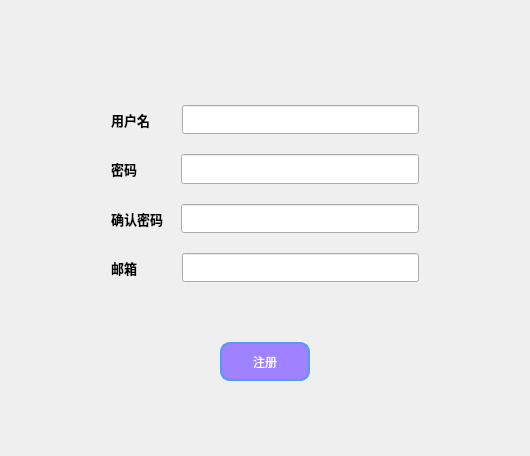
First picture: the form in InstantMessage/RegisterDialog.ui, repository TivalM/Instant-Messaging, before the edit.
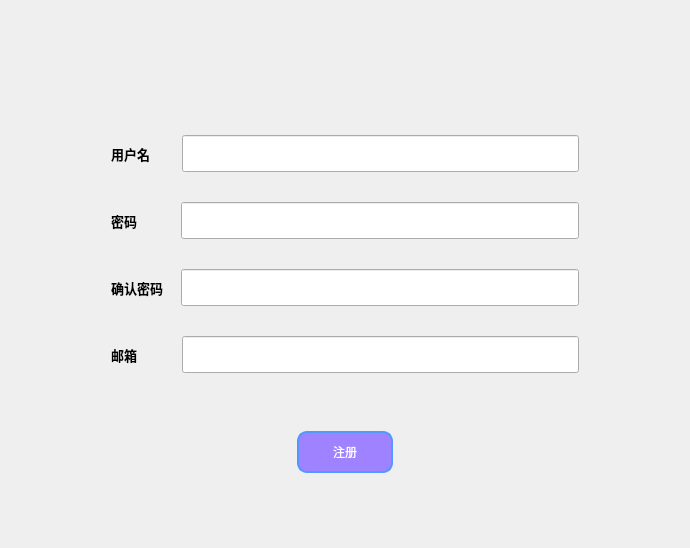
Second picture: the form after the edit.

```diff
--- a/InstantMessage/RegisterDialog.ui
+++ b/InstantMessage/RegisterDialog.ui
@@ -6,19 +6,19 @@
    <rect>
     <x>0</x>
     <y>0</y>
-    <width>530</width>
-    <height>456</height>
+    <width>690</width>
+    <height>548</height>
    </rect>
   </property>
   <property name="windowTitle">
    <string>Dialog</string>
   </property>
-  <layout class="QVBoxLayout" name="verticalLayout" stretch="1,1,1,1,1,1">
+  <layout class="QVBoxLayout" name="verticalLayout" stretch="2,2,2,2,1,2">
    <property name="spacing">
     <number>0</number>
    </property>
    <property name="topMargin">
-    <number>85</number>
+    <number>105</number>
    </property>
    <property name="bottomMargin">
     <number>75</number>
@@ -32,7 +32,7 @@
       <number>100</number>
      </property>
      <property name="topMargin">
-      <number>20</number>
+      <number>30</number>
      </property>
      <property name="rightMargin">
       <number>100</number>
@@ -66,6 +66,12 @@
          <verstretch>0</verstretch>
         </sizepolicy>
        </property>
+       <property name="font">
+        <font>
+         <family>微软雅黑</family>
+         <pointsize>12</pointsize>
+        </font>
+       </property>
       </widget>
      </item>
     </layout>
@@ -79,7 +85,7 @@
       <number>100</number>
      </property>
      <property name="topMargin">
-      <number>20</number>
+      <number>30</number>
      </property>
      <property name="rightMargin">
       <number>100</number>
@@ -113,6 +119,12 @@
          <verstretch>0</verstretch>
         </sizepolicy>
        </property>
+       <property name="font">
+        <font>
+         <family>微软雅黑</family>
+         <pointsize>12</pointsize>
+        </font>
+       </property>
       </widget>
      </item>
     </layout>
@@ -126,7 +138,7 @@
       <number>100</number>
      </property>
      <property name="topMargin">
-      <number>20</number>
+      <number>30</number>
      </property>
      <property name="rightMargin">
       <number>100</number>
@@ -160,6 +172,12 @@
          <verstretch>0</verstretch>
         </sizepolicy>
        </property>
+       <property name="font">
+        <font>
+         <family>微软雅黑</family>
+         <pointsize>12</pointsize>
+        </font>
+       </property>
       </widget>
      </item>
     </layout>
@@ -173,7 +191,7 @@
       <number>100</number>
      </property>
      <property name="topMargin">
-      <number>20</number>
+      <number>30</number>
      </property>
      <property name="rightMargin">
       <number>100</number>
@@ -207,6 +225,12 @@
          <verstretch>0</verstretch>
         </sizepolicy>
        </property>
+       <property name="font">
+        <font>
+         <family>微软雅黑</family>
+         <pointsize>12</pointsize>
+        </font>
+       </property>
       </widget>
      </item>
     </layout>
@@ -225,12 +249,12 @@
     </spacer>
    </item>
    <item>
-    <layout class="QHBoxLayout" name="horizontalLayout_6" stretch="7,3,7">
+    <layout class="QHBoxLayout" name="horizontalLayout_6" stretch="3,1,3">
      <property name="spacing">
       <number>0</number>
      </property>
      <property name="topMargin">
-      <number>10</number>
+      <number>25</number>
      </property>
      <item>
       <spacer name="horizontalSpacer_2">
```
